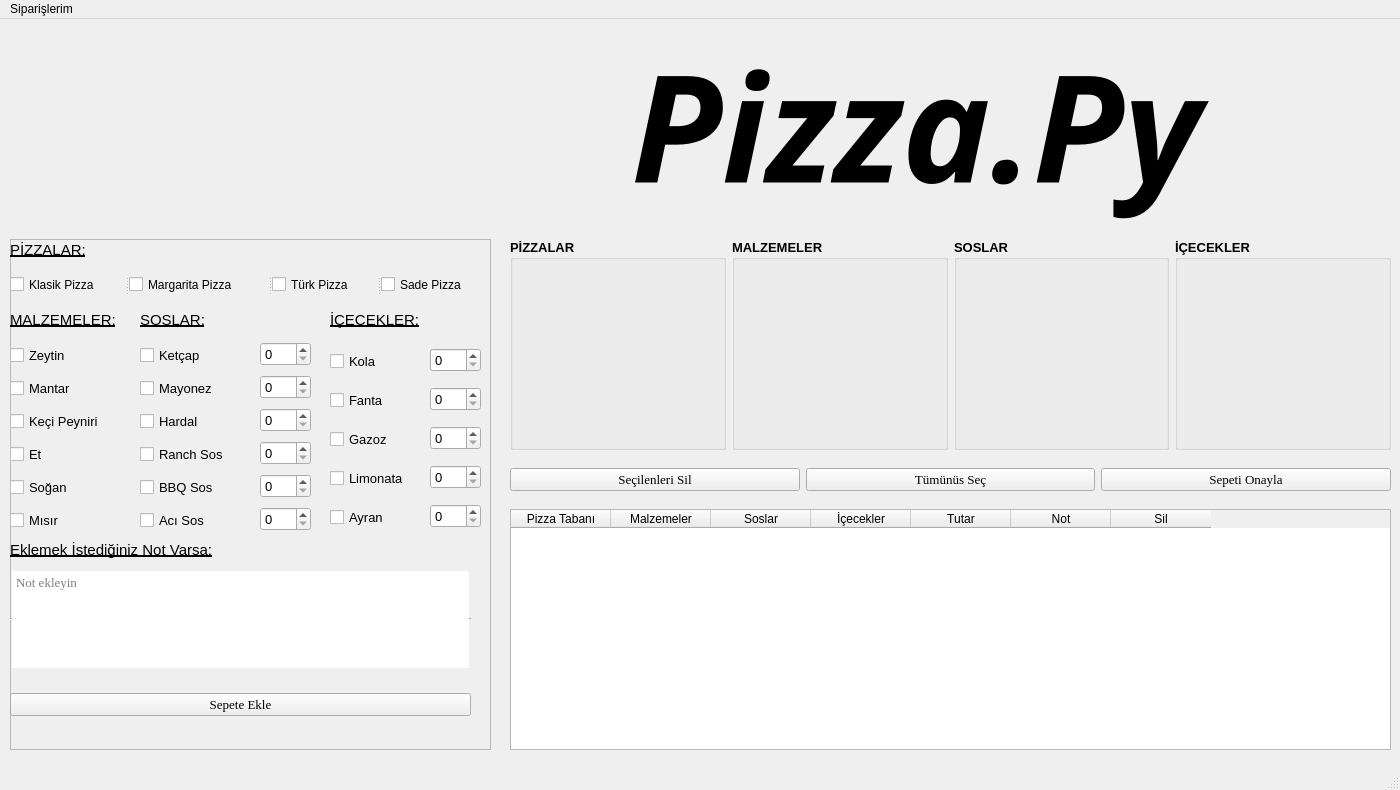
Qt form untitled.ui (the-atasoy/Global_AI_HUB_Pizza_Order_System) before a commit.
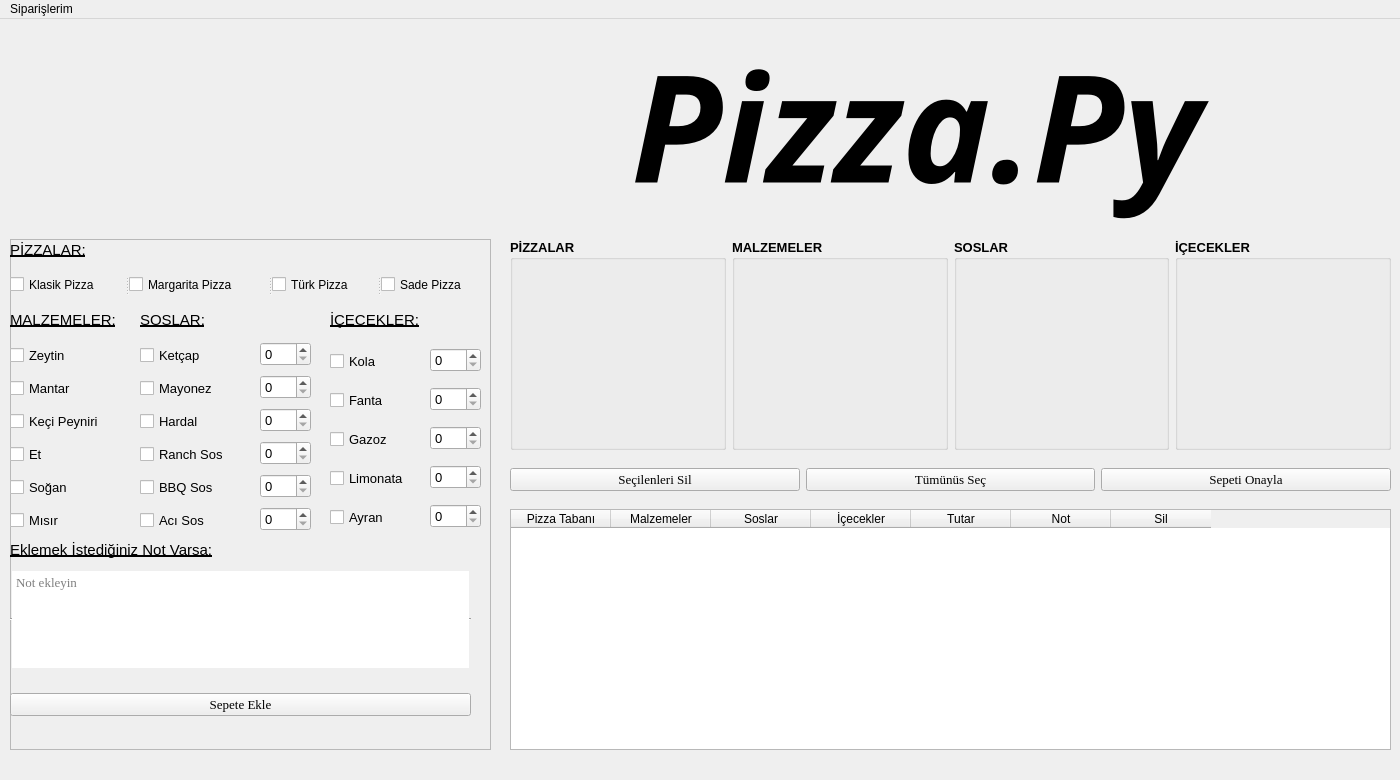
The same form after that commit. Icons and pictures are not drawn.

The edit to the form file:
```diff
--- a/untitled.ui
+++ b/untitled.ui
@@ -7,9 +7,21 @@
     <x>0</x>
     <y>0</y>
     <width>1400</width>
-    <height>790</height>
+    <height>780</height>
    </rect>
   </property>
+  <property name="minimumSize">
+   <size>
+    <width>1400</width>
+    <height>780</height>
+   </size>
+  </property>
+  <property name="maximumSize">
+   <size>
+    <width>1400</width>
+    <height>780</height>
+   </size>
+  </property>
   <property name="windowTitle">
    <string>MainWindow</string>
   </property>
@@ -891,7 +903,6 @@
    </widget>
    <addaction name="menuSipari_lerim"/>
   </widget>
-  <widget class="QStatusBar" name="statusbar"/>
   <action name="actionGe_mi_Sipari_lerim">
    <property name="text">
     <string>Geçmiş Siparişlerim</string>
```
Left out of the diff: 2 changed lines with no effect on the pictures.
